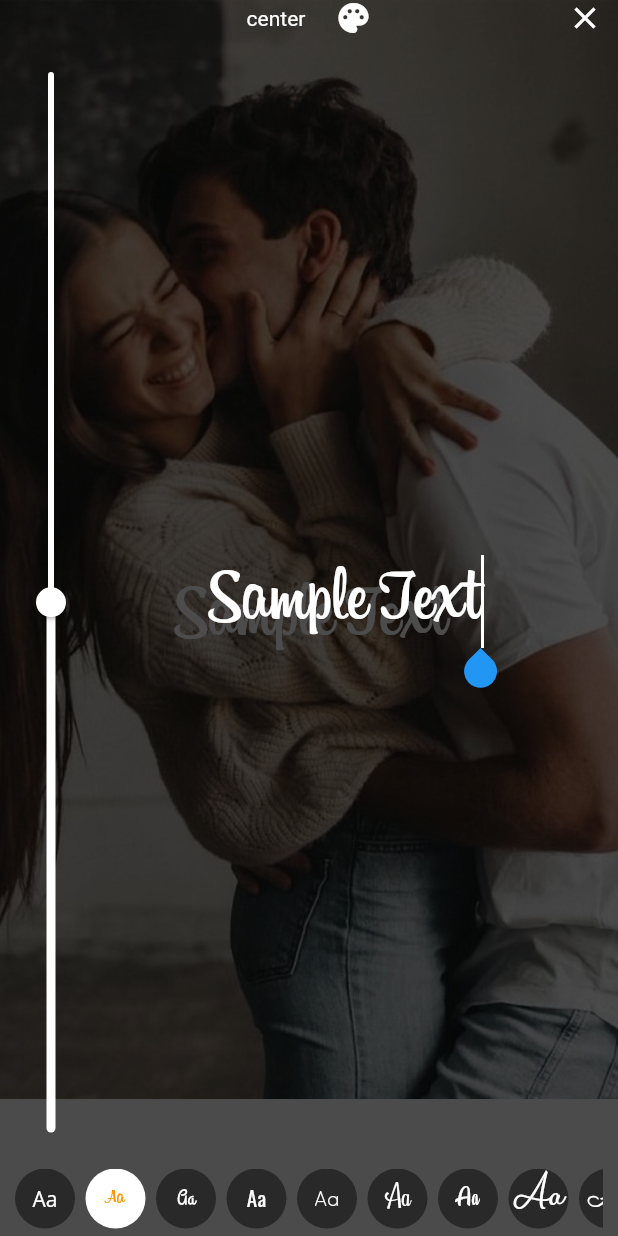
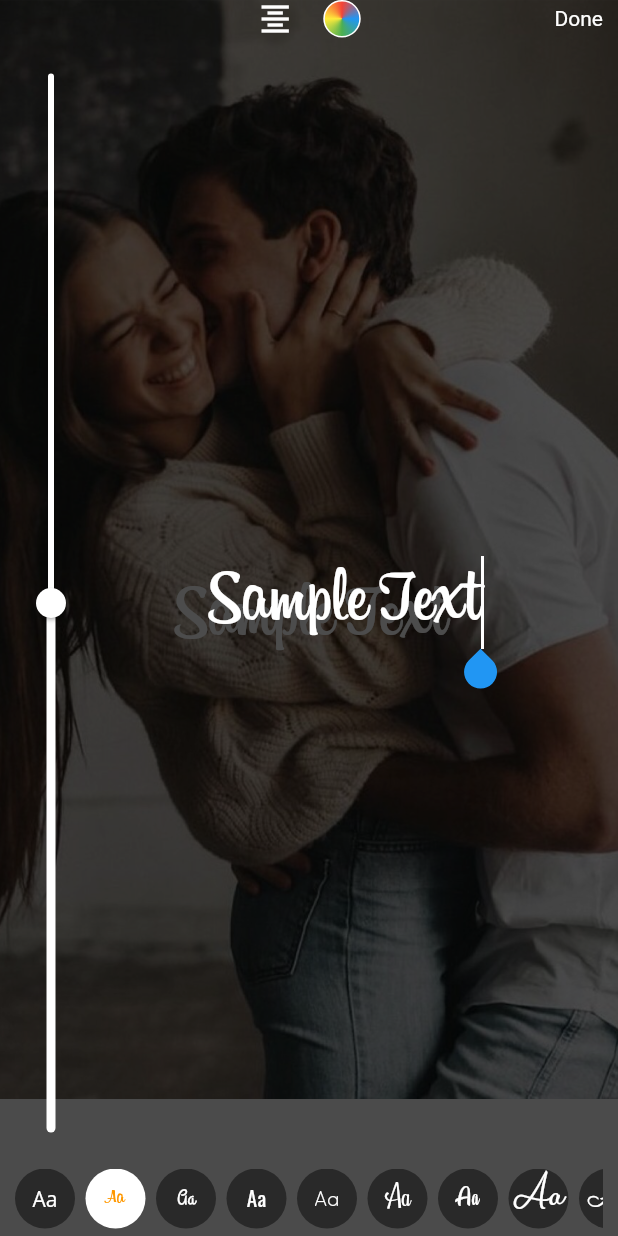
Before and after one commit to mehdizarepour/instagram-text-editor, a Flutter app: the screen it shows after launch, after a tap on "Sample Text", on a phone screen of 412 x 824 dp. Run offline on Flutter 3.47's test engine with Material 2 defaults, Android fonts, the phone set to English and light mode, and no system bars.

Commit message:
Comment `decoration` property from example

```diff
--- a/example/lib/main.dart
+++ b/example/lib/main.dart
@@ -77,25 +77,25 @@ class _MyHomePageState extends State<MyHomePage> {
                   text: text,
                   textStyle: textStyle,
                   textAlingment: textAlign,
-                  decoration: EditorDecoration(
-                    doneButton: Icon(Icons.close, color: Colors.white),
-                    fontFamily: Icon(Icons.title, color: Colors.white),
-                    colorPalette: Icon(Icons.palette, color: Colors.white),
-                    alignment: AlignmentDecoration(
-                      left: Text(
-                        'left',
-                        style: TextStyle(color: Colors.white),
-                      ),
-                      center: Text(
-                        'center',
-                        style: TextStyle(color: Colors.white),
-                      ),
-                      right: Text(
-                        'right',
-                        style: TextStyle(color: Colors.white),
-                      ),
-                    ),
-                  ),
+                  // decoration: EditorDecoration(
+                  //   doneButton: Icon(Icons.close, color: Colors.white),
+                  //   fontFamily: Icon(Icons.title, color: Colors.white),
+                  //   colorPalette: Icon(Icons.palette, color: Colors.white),
+                  //   alignment: AlignmentDecoration(
+                  //     left: Text(
+                  //       'left',
+                  //       style: TextStyle(color: Colors.white),
+                  //     ),
+                  //     center: Text(
+                  //       'center',
+                  //       style: TextStyle(color: Colors.white),
+                  //     ),
+                  //     right: Text(
+                  //       'right',
+                  //       style: TextStyle(color: Colors.white),
+                  //     ),
+                  //   ),
+                  // ),
                   onEditCompleted: (style, align, text) {
                     setState(() {
                       _text = text;
```
